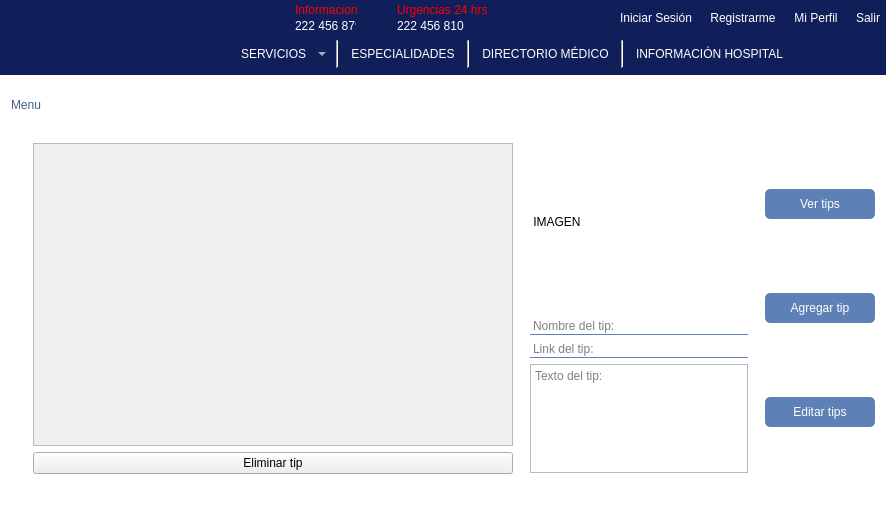
Laloses/Hospital, file mainwindow.ui: the form before one commit.
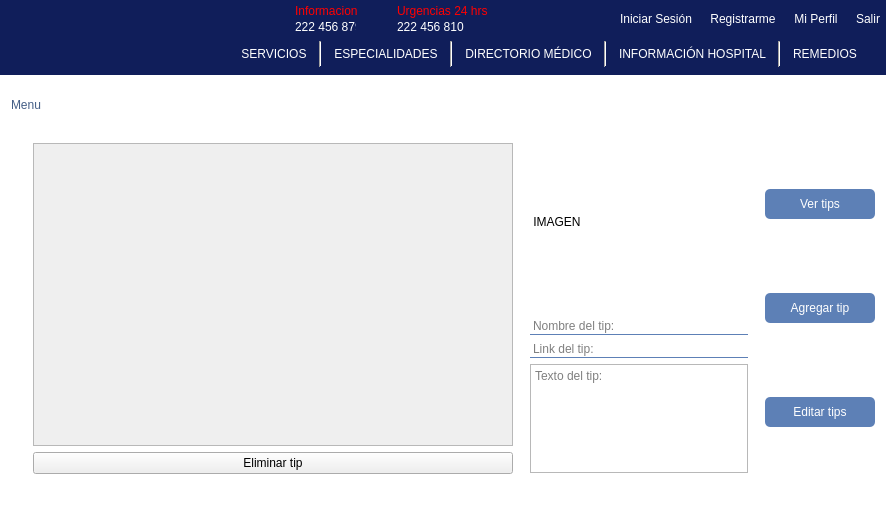
The form after the commit. The open tabs and pages were chosen to show the change. Icons and pictures are not drawn.

What changed in the file:
```diff
--- a/mainwindow.ui
+++ b/mainwindow.ui
@@ -78,7 +78,7 @@
 	background: rgb(51, 97, 123);
 	color: rgb(255, 255, 255);
 }
-QComboBox, #pushButton_especialidades, #pushButton__dirMedico, #pushButton_infoHospital{
+#pb_servicios, #pushButton_especialidades, #pushButton__dirMedico, #pushButton_infoHospital,#pb_remedios{
 	background-color: transparent;
 	border-radius:6px;
 	color:#fff;
@@ -329,33 +329,10 @@
               </spacer>
              </item>
              <item>
-              <widget class="QComboBox" name="comboBox_servicios">
-               <property name="focusPolicy">
-                <enum>Qt::WheelFocus</enum>
+              <widget class="QPushButton" name="pb_servicios">
+               <property name="text">
+                <string>SERVICIOS</string>
                </property>
-               <property name="autoFillBackground">
-                <bool>false</bool>
-               </property>
-               <property name="styleSheet">
-                <string notr="true">QListView::item:selected {
-      border: 1px solid #6a6ea9;
-  }</string>
-               </property>
-               <item>
-                <property name="text">
-                 <string>SERVICIOS</string>
-                </property>
-               </item>
-               <item>
-                <property name="text">
-                 <string>New Item</string>
-                </property>
-               </item>
-               <item>
-                <property name="text">
-                 <string>New Item</string>
-                </property>
-               </item>
               </widget>
              </item>
              <item>
@@ -400,6 +377,20 @@
                </property>
               </widget>
              </item>
+             <item>
+              <widget class="Line" name="line_8">
+               <property name="orientation">
+                <enum>Qt::Vertical</enum>
+               </property>
+              </widget>
+             </item>
+             <item>
+              <widget class="QPushButton" name="pb_remedios">
+               <property name="text">
+                <string>REMEDIOS</string>
+               </property>
+              </widget>
+             </item>
              <item>
               <spacer name="horizontalSpacer_3">
                <property name="orientation">
```
Left out of the diff: 43 changed lines with no effect on the pictures.
